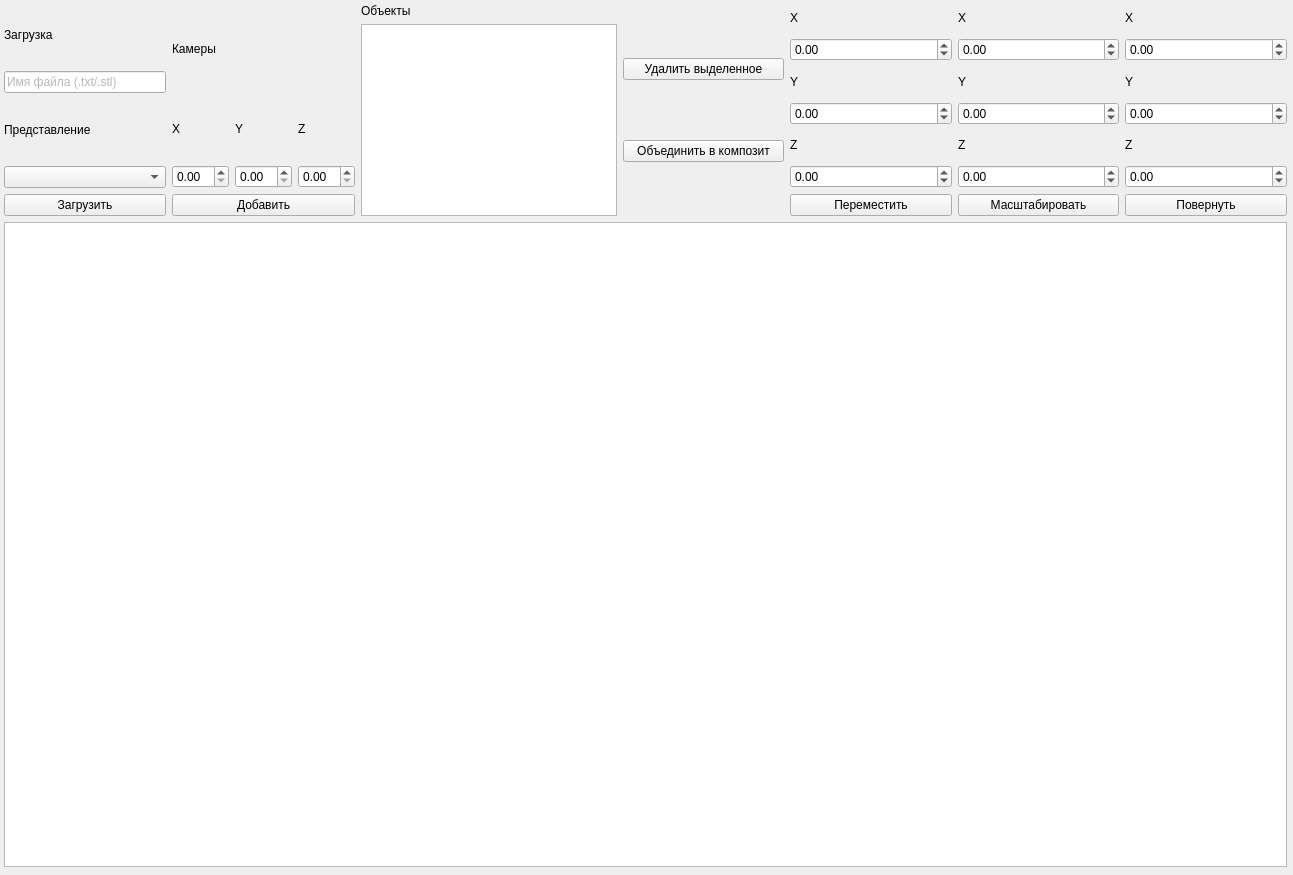
This is lab_03_qt/mainwindow.ui in pai0id/IU7_sem4_oop as Qt 5 draws it before an edit. The edited form follows.
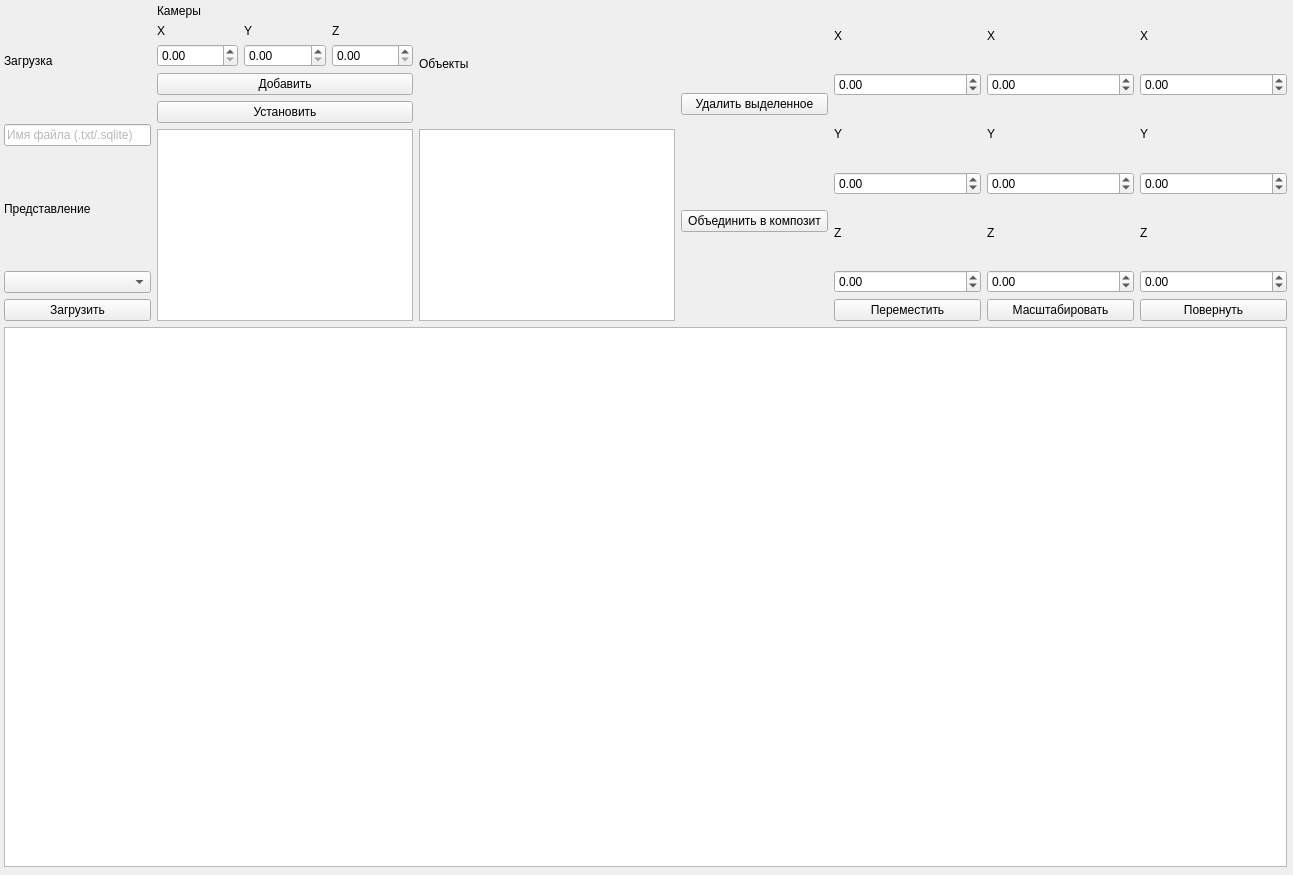
This is the edited form.

```diff
--- a/lab_03_qt/mainwindow.ui
+++ b/lab_03_qt/mainwindow.ui
@@ -99,7 +99,7 @@
             <string/>
            </property>
            <property name="placeholderText">
-            <string>Имя файла (.txt/.stl)</string>
+            <string>Имя файла (.txt/.sqlite)</string>
            </property>
           </widget>
          </item>
@@ -203,6 +203,26 @@
            </property>
           </widget>
          </item>
+         <item>
+          <widget class="QPushButton" name="SetCameraBtn">
+           <property name="text">
+            <string>Установить</string>
+           </property>
+          </widget>
+         </item>
+         <item>
+          <widget class="QListWidget" name="CamerasList">
+           <property name="enabled">
+            <bool>true</bool>
+           </property>
+           <property name="sizePolicy">
+            <sizepolicy hsizetype="Minimum" vsizetype="Minimum">
+             <horstretch>0</horstretch>
+             <verstretch>0</verstretch>
+            </sizepolicy>
+           </property>
+          </widget>
+         </item>
         </layout>
        </item>
        <item>
```
Left out of the diff: 13 changed lines with no effect on the pictures.
